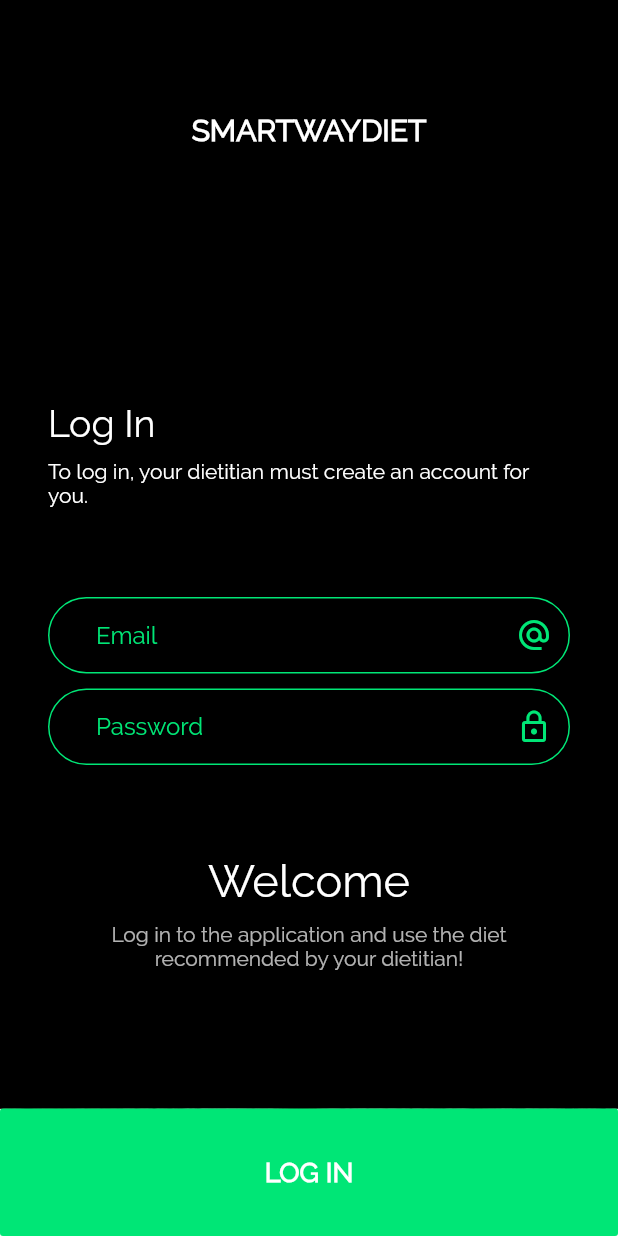
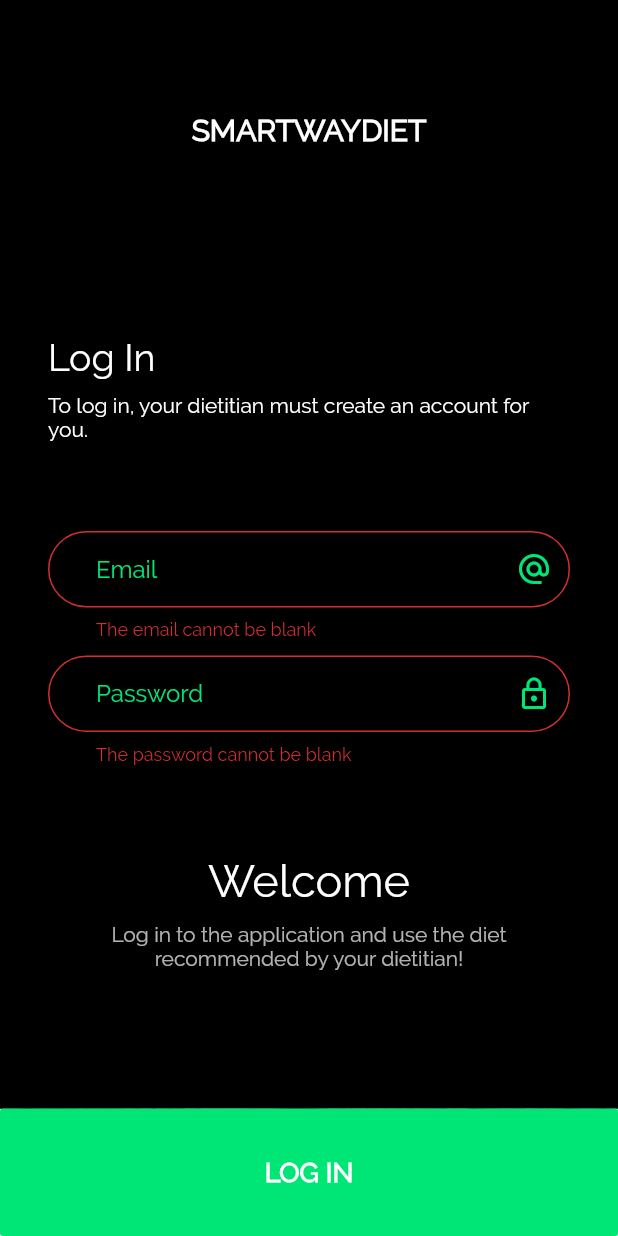
Before and after one commit to PatrykWeb/smartwaydiet, a Flutter app: the screen it shows after launch, after a tap on "LOG IN", on a phone screen of 412 x 824 dp. Run offline on Flutter 3.47's test engine with Material 2 defaults, Android fonts, the phone set to English and light mode, and no system bars; our stand-ins replace flutter_styled_toast, shared_preferences.

Commit message:
update auth in new ui login panel

```diff
--- a/lib/views/Auth/login.dart
+++ b/lib/views/Auth/login.dart
@@ -70,9 +70,19 @@ class _LoginState extends State<Login> {
                        ),
                        SizedBox(height: 60.0,),
                        Form(
+                         key: _formkey,
                          child: Column(
                            children: [
                              TextFormField(
+                              style: TextStyle(
+                                color: Colors.greenAccent[400]
+                              ),
+                              onChanged: (value) {
+                                setState(() {
+                                  email = value;
+                                 });
+                               } ,
+                               validator: (value) => value.isEmpty ? "The email cannot be blank" : null,
                                cursorColor: Colors.greenAccent[400],
                                decoration: InputDecoration(
                                  focusColor: Colors.greenAccent[400],
@@ -86,20 +96,35 @@ class _LoginState extends State<Login> {
                                    color: Colors.greenAccent[400]
                                  ),
                                  border: OutlineInputBorder(
-                                   borderRadius: BorderRadius.circular(30.0)
+                                   borderRadius: BorderRadius.circular(30.0),
                                  ),
                                  enabledBorder: OutlineInputBorder(
                                    borderSide: BorderSide(
                                      color: Colors.greenAccent[400]
                                    ),
                                    borderRadius: BorderRadius.circular(30.0)
+                                 ),
+                                 focusedBorder: OutlineInputBorder(
+                                   borderSide: BorderSide(color: Colors.greenAccent[400]),
+                                   borderRadius: BorderRadius.circular(30.0)
                                  )
                                ),
                              ),
                              SizedBox(height: 10.0,),
                              TextFormField(
+                               style: TextStyle(
+                                 color: Colors.greenAccent[400]
+                               ),
+                               onChanged: (value) {
+                                  setState(() {
+                                    password = value;
+                                    });
+                                  },
+                               obscureText: true,
+                               validator: (value) => value.isEmpty ? "The password cannot be blank" : null,
                                cursorColor: Colors.greenAccent[400],
                                decoration: InputDecoration(
+                                 focusColor: Colors.greenAccent[400],
                                  contentPadding: EdgeInsets.symmetric(vertical: 16.0, horizontal: 32.0),
                                  suffixIcon: Icon(
                                    Icons.lock_outline,
@@ -116,6 +141,10 @@ class _LoginState extends State<Login> {
                                    borderSide: BorderSide(
                                      color: Colors.greenAccent[400]
                                    ),
+                                   borderRadius: BorderRadius.circular(30.0)
+                                 ),
+                                  focusedBorder: OutlineInputBorder(
+                                   borderSide: BorderSide(color: Colors.greenAccent[400]),
                                    borderRadius: BorderRadius.circular(30.0)
                                  )
                                ),
@@ -159,7 +188,29 @@ class _LoginState extends State<Login> {
                 fontSize: 18.0
               ),
             ),
-            onPressed: () {},
+            onPressed: () async {
+               if(_formkey.currentState.validate()) {
+                final result = await _authorization.login(email, password);
+                 if(result == true) {
+                   showToast(
+                   "Zalogowałeś się pomyślnie",
+                   context: context,
+                   backgroundColor: Colors.green[400],
+                   animation: StyledToastAnimation.slideFromLeft,
+                   duration: Duration(seconds: 2),
+                  );
+                    Navigator.of(context).pushAndRemoveUntil(MaterialPageRoute(builder: (BuildContext context) => Home()), (route) => false);
+                  } else {
+                   showToast(
+                    "Dane są niepoprawne, spróbuj ponownie",
+                    context: context,
+                    backgroundColor: Colors.red[300],
+                    animation: StyledToastAnimation.slideFromLeft,
+                    duration: Duration(seconds: 2)
+                  );
+                }
+              }
+            },
           )
         ],
       ),
```
